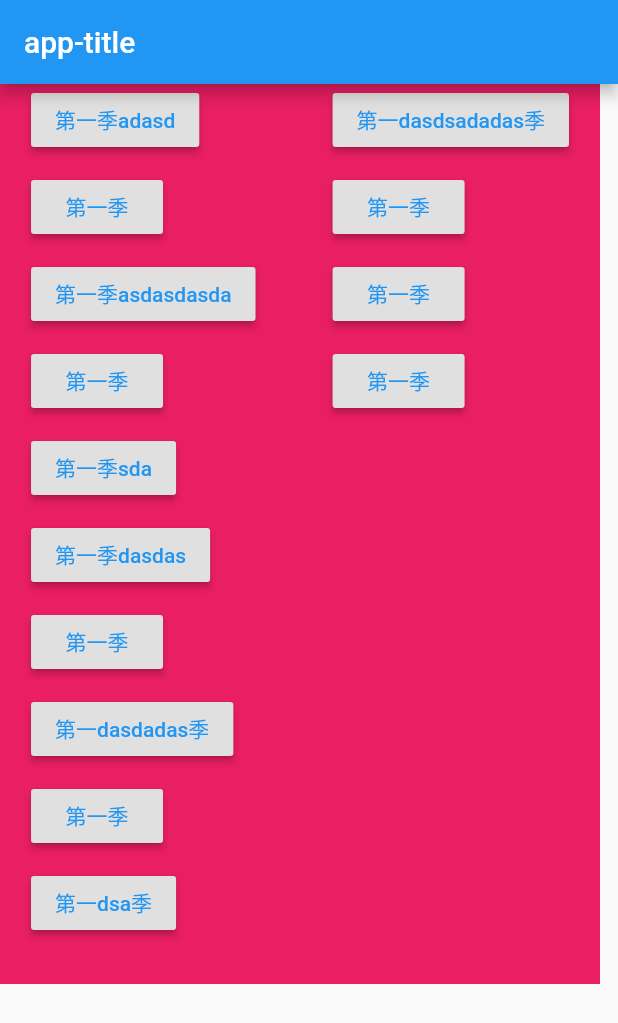
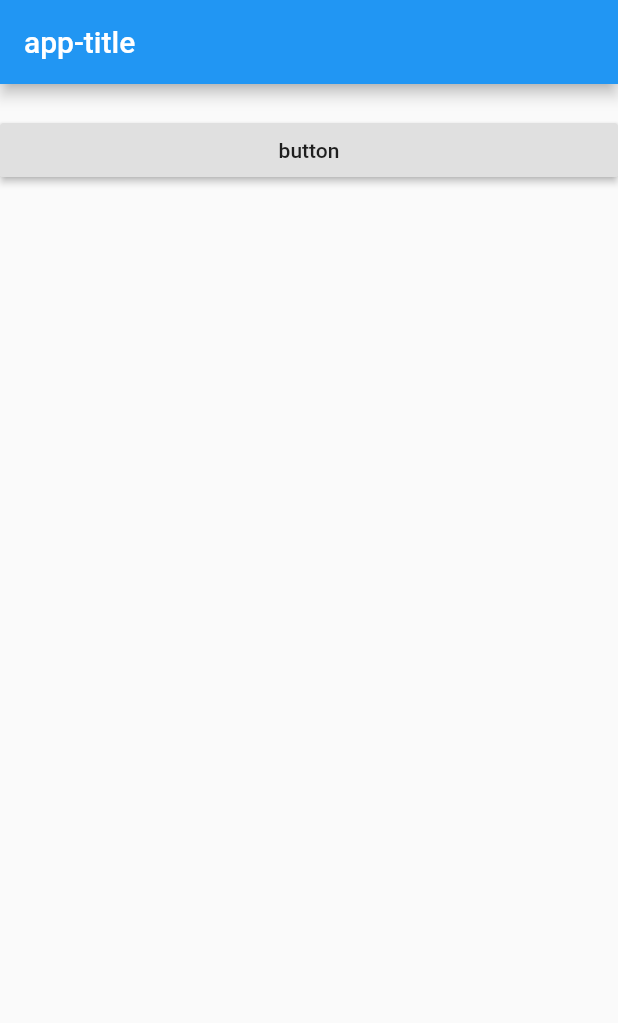
Before and after one commit to yuanguohao45/my-flutter, a Flutter app: the screen it shows after launch, on a phone screen of 412 x 824 dp. Shown: the top 1023 px of the screen. Run offline on Flutter 3.47's test engine with Material 2 defaults, Android fonts, the phone set to English and light mode, and no system bars.

```diff
--- a/lib/main.dart
+++ b/lib/main.dart
@@ -10,7 +10,7 @@ class MyApp extends StatelessWidget {
   Widget build(BuildContext context) {
     return MaterialApp(
         home: Scaffold(
-            appBar: AppBar(title: Text('app-title')), body: HomeContent()));
+            appBar: AppBar(title: Text('app-title')), body: HomePage()));
   }
 }
 
@@ -28,38 +28,95 @@ class MyBtn extends StatelessWidget {
   }
 }
 
+class HomePage extends StatefulWidget {
+  HomePage({Key key}) : super(key: key);
+
+  @override
+  _HomePageState createState() => _HomePageState();
+}
+
+class _HomePageState extends State<HomePage> {
+  List list = new List();
+  @override
+  Widget build(BuildContext context) {
+    return ListView(
+      children: <Widget>[
+        Column(
+            children: this
+                .list
+                .map((value) => ListTile(
+                      title: Text(value),
+                    ))
+                .toList()),
+        SizedBox(
+          height: 20,
+        ),
+        RaisedButton(
+          child: Text('button'),
+          onPressed: () {
+            setState(() {
+              this.list.add('nihao1');
+              this.list.add('nihao2');
+            });
+          },
+        )
+      ],
+    );
+  }
+}
+
 class HomeContent extends StatelessWidget {
-  const HomeContent({Key key}) : super(key: key);
+  // const HomeContent({Key key}) : super(key: key);
+  int countNum = 1;
 
   @override
   Widget build(BuildContext context) {
-    return Container(
-      height: 600,
-      width: 400,
-      color: Colors.pink,
-      child: Wrap(
-        spacing: 10,
-        runSpacing: 10,
-        runAlignment: WrapAlignment.spaceAround,
-        direction: Axis.vertical,
-        children: <Widget>[
-          MyBtn('第一季adasd'),
-          MyBtn('第一季'),
-          MyBtn('第一季asdasdasda'),
-          MyBtn('第一季'),
-          MyBtn('第一季sda'),
-          MyBtn('第一季dasdas'),
-          MyBtn('第一季'),
-          MyBtn('第一dasdadas季'),
-          MyBtn('第一季'),
-          MyBtn('第一dsa季'),
-          MyBtn('第一dasdsadadas季'),
-          MyBtn('第一季'),
-          MyBtn('第一季'),
-          MyBtn('第一季'),
-        ],
-      ),
+    return Column(
+      children: <Widget>[
+        SizedBox(
+          height: 200,
+        ),
+        Text("${this.countNum}"),
+        SizedBox(
+          height: 20,
+        ),
+        RaisedButton(
+          child: Text('button'),
+          onPressed: () {
+            this.countNum++;
+            print(this.countNum);
+          },
+        )
+      ],
     );
+
+    // return Container(
+    //   height: 600,
+    //   width: 400,
+    //   color: Colors.pink,
+    //   child: Wrap(
+    //     spacing: 10,
+    //     runSpacing: 10,
+    //     runAlignment: WrapAlignment.spaceAround,
+    //     direction: Axis.vertical,
+    //     children: <Widget>[
+    //       MyBtn('第一季adasd'),
+    //       MyBtn('第一季'),
+    //       MyBtn('第一季asdasdasda'),
+    //       MyBtn('第一季'),
+    //       MyBtn('第一季sda'),
+    //       MyBtn('第一季dasdas'),
+    //       MyBtn('第一季'),
+    //       MyBtn('第一dasdadas季'),
+    //       MyBtn('第一季'),
+    //       MyBtn('第一dsa季'),
+    //       MyBtn('第一dasdsadadas季'),
+    //       MyBtn('第一季'),
+    //       MyBtn('第一季'),
+    //       MyBtn('第一季'),
+    //     ],
+    //   ),
+    // );
 
     // List<Widget> _getData() {
     //   return listData
```
